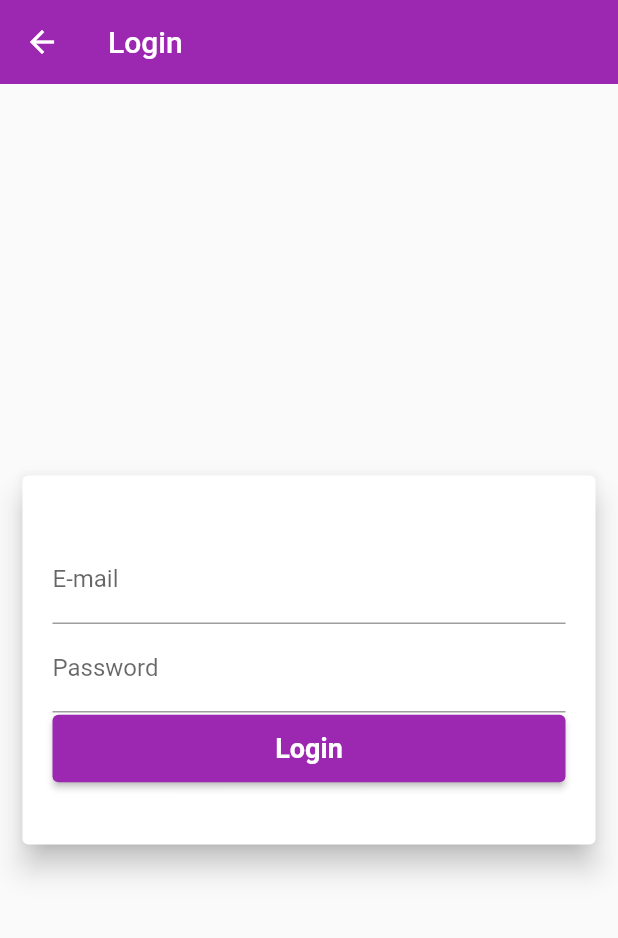
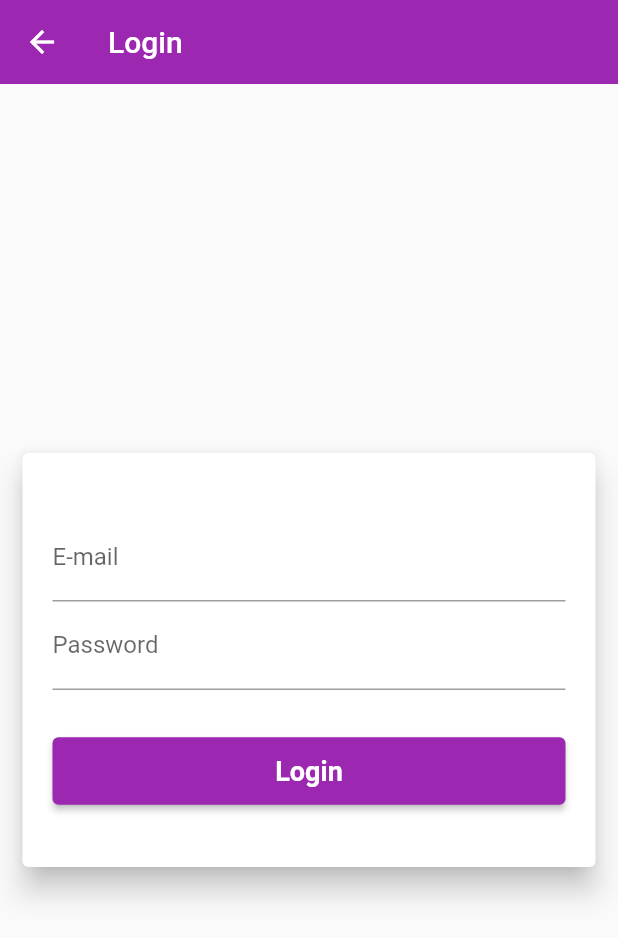
Before and after one commit to ruipaulocalei/flutter-laravel-sanctum, a Flutter app: the screen it shows after launch, in the side drawer, after a tap on "Login", on a phone screen of 412 x 824 dp. Shown: the top 938 px of the screen. Run offline on Flutter 3.47's test engine with Material 2 defaults, Android fonts, the light colour scheme and no system bars; our stand-ins replace dio, flutter_secure_storage; accounts and stored records are empty; network calls fail.

Commit message:
IsLoading added

```diff
--- a/lib/pages/login_page.dart
+++ b/lib/pages/login_page.dart
@@ -29,6 +29,7 @@ class LoginPage extends StatelessWidget {
   }
   @override
   Widget build(BuildContext context) {
+    final authProvider = Provider.of<Auth>(context);
     return Scaffold(
       key: _scaffoldKey,
       appBar: AppBar(
@@ -64,6 +65,7 @@ class LoginPage extends StatelessWidget {
                         labelText: 'Password',
                         hintText: 'At least 8 characters'),
                   ),
+                  SizedBox(height: 30,),
                   SizedBox(
                     width: double.infinity,
                     child: ElevatedButton(
@@ -77,13 +79,13 @@ class LoginPage extends StatelessWidget {
                               fontWeight: FontWeight.bold,
                             ),
                           )),
-                      onPressed: (){
+                      onPressed: authProvider.isLoading ? null : (){
                         if(_formKey.currentState!.validate()) {
                           this.submit(context);
                           _formKey.currentState!.save();
                         }
                       },
-                      child: Text('Login'),
+                      child: authProvider.isLoading? CircularProgressIndicator() : Text('Login'),
                     ),
                   )
                 ],
--- a/lib/providers/auth.dart
+++ b/lib/providers/auth.dart
@@ -31,6 +31,7 @@ class Auth extends ChangeNotifier {
       };
       Dio.Response response =
       await dio().post('user/login/', data: jsonEncode(data));
+      await Future.delayed(Duration(seconds: 2));
       if (response.statusCode == 200) {
         final loginResponse = loginResponseFromJson(response.toString());
         String token = loginResponse.token;
```
